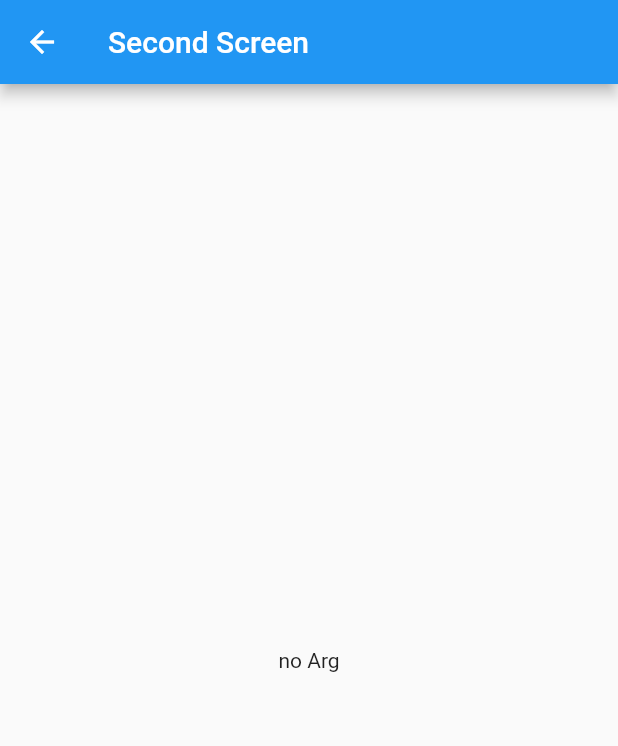
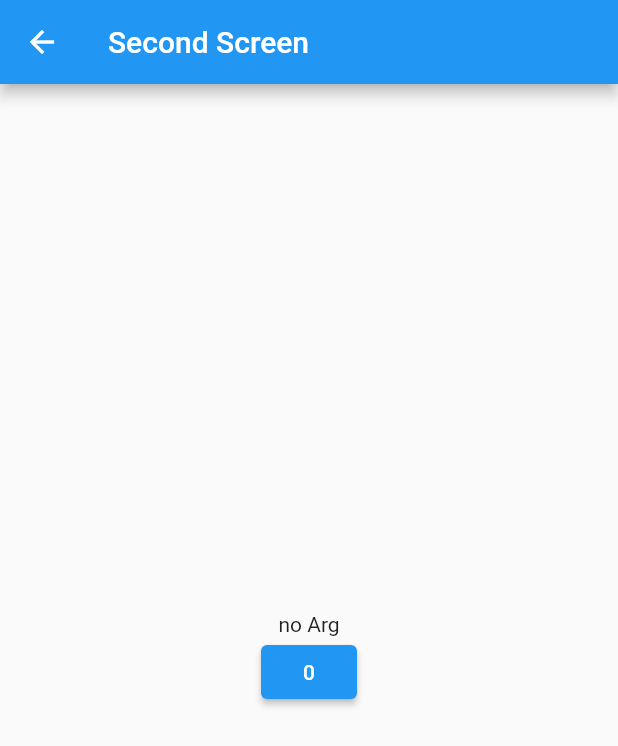
Before and after one commit to Krupal01/get_x, a Flutter app: the SecondScr screen opened by its route, on a phone screen of 412 x 824 dp. Shown: the top 746 px of the screen. Run offline on Flutter 3.47's test engine with Material 2 defaults, Android fonts, the phone set to English and light mode, and no system bars; our stand-ins replace get.

Commit message:
OBX uses

```diff
--- /dev/null
+++ b/lib/data_controller.dart
@@ -0,0 +1,9 @@
+import 'package:get/get.dart';
+
+class DataController extends GetxController {
+  var count = 0.obs;
+
+  void increseCount() {
+    count.value += 1;
+  }
+}
--- a/lib/second_scr.dart
+++ b/lib/second_scr.dart
@@ -1,5 +1,6 @@
 import 'package:flutter/material.dart';
 import 'package:get/get.dart';
+import 'package:get_x/data_controller.dart';
 
 class SecondScr extends StatelessWidget {
   static const route = "/secondscr";
@@ -9,6 +10,8 @@ class SecondScr extends StatelessWidget {
   @override
   Widget build(BuildContext context) {
     var name = Get.arguments;
+    var dataController = Get.put(DataController());
+
     return Scaffold(
       appBar: AppBar(
         title: const Text("Second Screen"),
@@ -21,6 +24,7 @@ class SecondScr extends StatelessWidget {
             crossAxisAlignment: CrossAxisAlignment.center,
             children: [
               Text(name != null ? name[0][nameKey] : "no Arg"),
+              ElevatedButton(onPressed: ()=>dataController.increseCount(), child: Obx(()=>Text(dataController.count.value.toString())))
             ]),
       ),
     );
```
